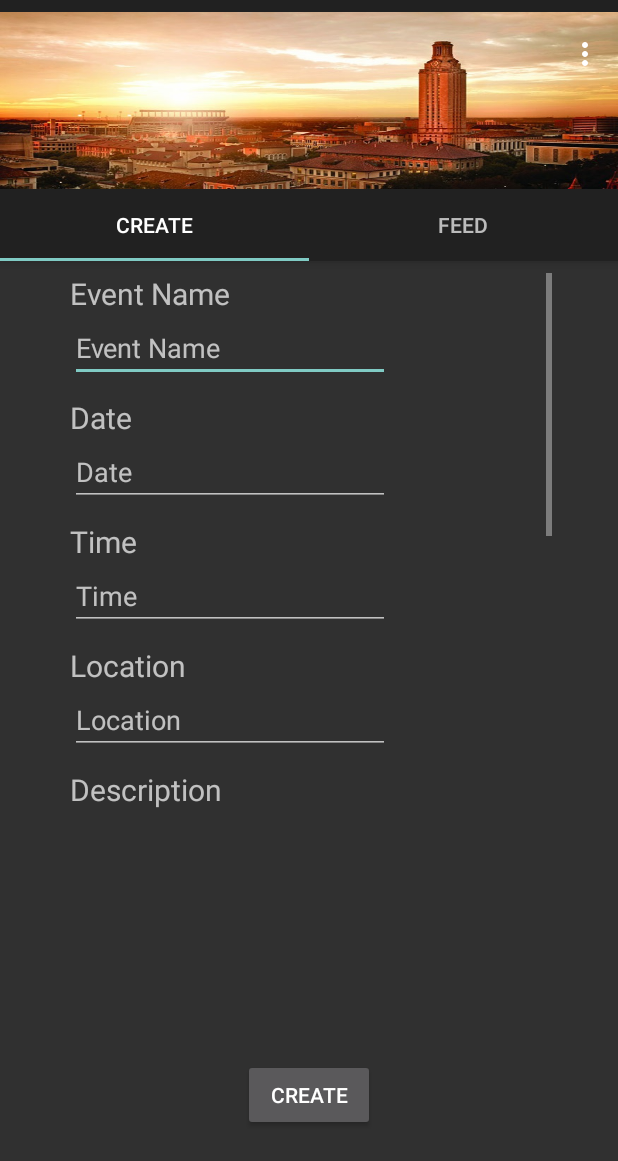
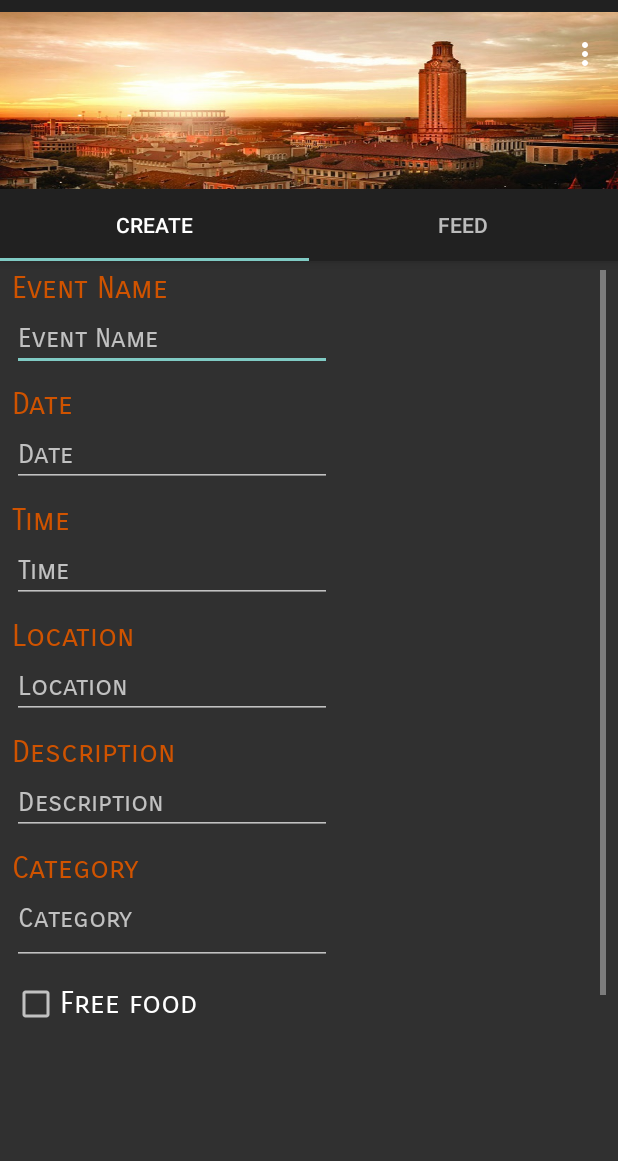
Before and after one commit to jdbravol/EE461LProject, an Android app: the Org_Tab1_CreateEvent screen opened directly, with no data from a screen before it, on a phone screen of 412 x 824 dp. Shown: the top 1161 px of the screen. Run offline under Robolectric (Android 15) with nearby library versions, the phone set to English and light mode, and no system bars; our stand-ins replace Firebase (no records; nobody signed in at launch, a user with empty details on screens opened directly).

```diff
--- a/app/src/main/java/com/example/ee461lproject/CreateUser.java
+++ b/app/src/main/java/com/example/ee461lproject/CreateUser.java
@@ -185,6 +185,7 @@ public class CreateUser extends AppCompatActivity {
 
                     sendEmailVerification(user);    // TODO: Place in separate thread
                     mAuth.signOut();    // TODO: Determine optimal place to sign out
+                    loadLogin();
                 } else {
                     /* If the default sign-in fails, we display a message.
                      *
@@ -229,4 +230,9 @@ public class CreateUser extends AppCompatActivity {
         Database.makeUser(user.getUid(), accountType);
     }
 
+    private void loadLogin(){
+        Intent loginIntent = new Intent(this, Login.class);
+        startActivity(loginIntent);
+    }
+
 }
--- a/app/src/main/res/layout/tab1_create_event.xml
+++ b/app/src/main/res/layout/tab1_create_event.xml
@@ -9,18 +9,18 @@
 
         <ScrollView
             android:id="@+id/scrollView2"
-            android:layout_width="321dp"
-            android:layout_height="359dp"
+            android:layout_width="0dp"
+            android:layout_height="551dp"
             android:layout_marginEnd="8dp"
             android:layout_marginLeft="8dp"
             android:layout_marginRight="8dp"
             android:layout_marginStart="8dp"
-            android:layout_marginTop="8dp"
+            android:layout_marginTop="6dp"
             android:windowSoftInputMode="adjustResize"
+            app:layout_constraintHorizontal_bias="0.521"
             app:layout_constraintLeft_toLeftOf="parent"
             app:layout_constraintRight_toRightOf="parent"
-            app:layout_constraintTop_toTopOf="parent"
-            app:layout_constraintHorizontal_bias="0.514">
+            app:layout_constraintTop_toTopOf="parent">
 
             <LinearLayout
                 android:layout_width="match_parent"
@@ -31,7 +31,9 @@
                     android:id="@+id/title_event"
                     android:layout_width="match_parent"
                     android:layout_height="wrap_content"
+                    android:fontFamily="sans-serif-smallcaps"
                     android:text="Event Name"
+                    android:textColor="@color/burntOrange"
                     android:textSize="20sp" />
 
                 <EditText
@@ -39,6 +41,7 @@
                     android:layout_width="wrap_content"
                     android:layout_height="wrap_content"
                     android:ems="10"
+                    android:fontFamily="sans-serif-smallcaps"
                     android:hint="Event Name"
                     android:inputType="textPersonName" />
 
@@ -46,16 +49,19 @@
                     android:id="@+id/title_date"
                     android:layout_width="match_parent"
                     android:layout_height="wrap_content"
+                    android:fontFamily="sans-serif-smallcaps"
                     android:paddingTop="10dp"
                     android:text="Date"
+                    android:textColor="@color/burntOrange"
                     android:textSize="20sp" />
 
                 <EditText
                     android:id="@+id/org_EventDate"
                     android:layout_width="wrap_content"
                     android:layout_height="wrap_content"
+                    android:ems="10"
                     android:focusable="false"
-                    android:ems="10"
+                    android:fontFamily="sans-serif-smallcaps"
                     android:hint="Date"
                     android:inputType="textPersonName" />
 
@@ -63,8 +69,10 @@
                     android:id="@+id/textView13"
                     android:layout_width="match_parent"
                     android:layout_height="wrap_content"
+                    android:fontFamily="sans-serif-smallcaps"
                     android:paddingTop="10dp"
                     android:text="Time"
+                    android:textColor="@color/burntOrange"
                     android:textSize="20sp" />
 
                 <EditText
@@ -73,6 +81,7 @@
                     android:layout_height="wrap_content"
                     android:ems="10"
                     android:focusable="false"
+                    android:fontFamily="sans-serif-smallcaps"
                     android:hint="Time"
                     android:inputType="textPersonName" />
 
@@ -80,8 +89,10 @@
                     android:id="@+id/title_loc"
                     android:layout_width="match_parent"
                     android:layout_height="wrap_content"
+                    android:fontFamily="sans-serif-smallcaps"
                     android:paddingTop="10dp"
                     android:text="Location"
+                    android:textColor="@color/burntOrange"
                     android:textSize="20sp" />
 
                 <EditText
@@ -89,6 +100,7 @@
                     android:layout_width="wrap_content"
                     android:layout_height="wrap_content"
                     android:ems="10"
+                    android:fontFamily="sans-serif-smallcaps"
                     android:hint="Location"
                     android:inputType="textPersonName" />
 
@@ -96,8 +108,10 @@
                     android:id="@+id/title_description"
                     android:layout_width="match_parent"
                     android:layout_height="wrap_content"
+                    android:fontFamily="sans-serif-smallcaps"
                     android:paddingTop="10dp"
                     android:text="Description"
+                    android:textColor="@color/burntOrange"
                     android:textSize="20sp" />
 
                 <EditText
@@ -105,6 +119,7 @@
                     android:layout_width="wrap_content"
                     android:layout_height="wrap_content"
                     android:ems="10"
+                    android:fontFamily="sans-serif-smallcaps"
                     android:hint="Description"
                     android:inputType="textMultiLine"
                     android:scrollIndicators="right"
@@ -114,8 +129,10 @@
                     android:id="@+id/title_category"
                     android:layout_width="match_parent"
                     android:layout_height="wrap_content"
+                    android:fontFamily="sans-serif-smallcaps"
                     android:paddingTop="10dp"
                     android:text="Category"
+                    android:textColor="@color/burntOrange"
                     android:textSize="20sp" />
 
                 <EditText
@@ -123,6 +140,7 @@
                     android:layout_width="wrap_content"
                     android:layout_height="wrap_content"
                     android:ems="10"
+                    android:fontFamily="sans-serif-smallcaps"
                     android:hint="Category"
                     android:inputType="textPersonName"
                     android:paddingBottom="20dp"
@@ -137,20 +155,18 @@
                     android:id="@+id/free_food_checkbox"
                     android:layout_width="match_parent"
                     android:layout_height="wrap_content"
+                    android:fontFamily="sans-serif-smallcaps"
                     android:paddingTop="0dp"
                     android:text="Free food"
                     android:textSize="20sp" />
 
                 <Space
                     android:layout_width="match_parent"
-                    android:layout_height="200dp" />
-
-            </LinearLayout>
-        </ScrollView>
+                    android:layout_height="35dp" />
 
                 <Button
                     android:id="@+id/org_CreateEvent"
-            android:layout_width="wrap_content"
+                    android:layout_width="match_parent"
                     android:layout_height="wrap_content"
                     android:layout_marginBottom="32dp"
                     android:layout_marginEnd="8dp"
@@ -158,9 +174,14 @@
                     android:layout_marginRight="8dp"
                     android:layout_marginStart="8dp"
                     android:layout_marginTop="8dp"
+                    android:fontFamily="sans-serif-smallcaps"
                     android:text="Create"
                     app:layout_constraintBottom_toBottomOf="parent"
                     app:layout_constraintLeft_toLeftOf="parent"
                     app:layout_constraintRight_toRightOf="parent"
                     app:layout_constraintTop_toBottomOf="@+id/scrollView2" />
+
+            </LinearLayout>
+        </ScrollView>
+
     </android.support.constraint.ConstraintLayout>
```
Also changed, not shown: app/src/main/AndroidManifest.xml (+7 -6 lines), app/src/main/java/com/example/ee461lproject/Student_Tab1_SearchEvents.java (+13 -6 lines). Lines whose indentation alone changed are shown as unchanged.
